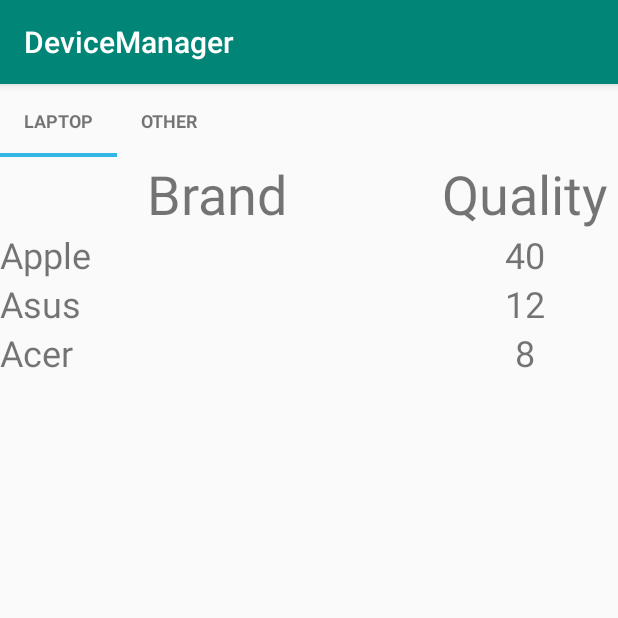
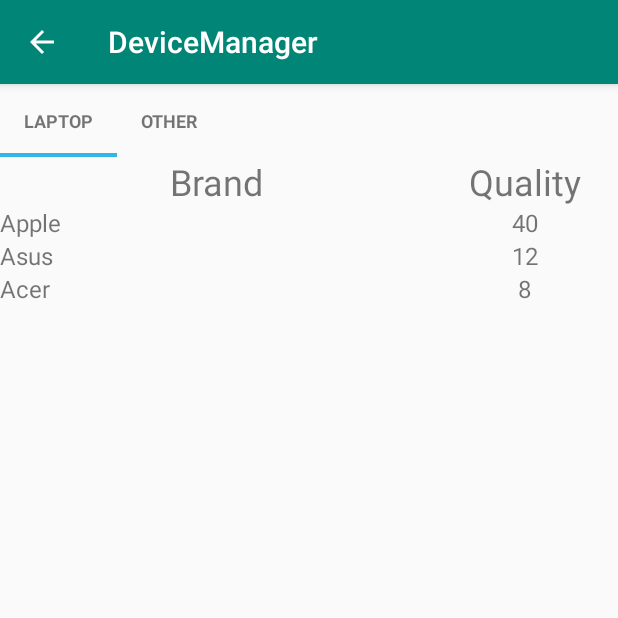
Before and after one commit to prathanbomb/DeviceManager, an Android app: the SummaryActivity screen opened directly, with no data from a screen before it, on a phone screen of 412 x 824 dp, the top half of it. Run offline under Robolectric (Android 15) with nearby library versions, the phone set to English and light mode, and no system bars.

Commit message:
Fix UI summary and add back button

```diff
--- a/app/src/main/AndroidManifest.xml
+++ b/app/src/main/AndroidManifest.xml
@@ -11,7 +11,8 @@
         android:theme="@style/AppTheme"
         android:name=".MainApplication">
         <activity android:name=".activity.SummaryActivity"></activity>
-        <activity android:name=".activity.MainActivity">
+        <activity android:name=".activity.MainActivity"
+            android:theme="@style/AppTheme.noActionbar">
             <intent-filter>
                 <action android:name="android.intent.action.MAIN" />
 
--- a/app/src/main/java/com/example/devicemanager/activity/SummaryActivity.java
+++ b/app/src/main/java/com/example/devicemanager/activity/SummaryActivity.java
@@ -1,8 +1,10 @@
 package com.example.devicemanager.activity;
 
+import androidx.annotation.NonNull;
 import androidx.appcompat.app.AppCompatActivity;
 
 import android.os.Bundle;
+import android.view.MenuItem;
 
 import com.example.devicemanager.R;
 import com.example.devicemanager.fragment.SummaryFragment;
@@ -23,6 +25,17 @@ public class SummaryActivity extends AppCompatActivity {
     }
 
     private void initInstance() {
+        getSupportActionBar().setHomeButtonEnabled(true);
+        getSupportActionBar().setDisplayHomeAsUpEnabled(true);
+    }
+
+    @Override
+    public boolean onOptionsItemSelected(@NonNull MenuItem item) {
+        if (item.getItemId() == android.R.id.home) {
+            finish();
+            return true;
+        }
+        return super.onOptionsItemSelected(item);
     }
 
 }
--- a/app/src/main/res/layout/fragment_summary_notebook.xml
+++ b/app/src/main/res/layout/fragment_summary_notebook.xml
@@ -15,7 +15,7 @@
             android:layout_width="0dp"
             android:layout_height="match_parent"
             android:layout_weight="7"
-            android:textSize="36dp" />
+            android:textSize="24sp" />
 
         <TextView
             android:gravity="center"
@@ -23,7 +23,7 @@
             android:layout_width="0dp"
             android:layout_height="match_parent"
             android:layout_weight="3"
-            android:textSize="36dp" />
+            android:textSize="24sp" />
     </LinearLayout>
 
     <androidx.recyclerview.widget.RecyclerView
--- a/app/src/main/res/layout/fragment_summary_other.xml
+++ b/app/src/main/res/layout/fragment_summary_other.xml
@@ -13,7 +13,7 @@
             android:layout_width="0dp"
             android:layout_height="match_parent"
             android:layout_weight="7"
-            android:textSize="36dp" />
+            android:textSize="24sp" />
 
         <TextView
             android:gravity="center"
@@ -21,7 +21,7 @@
             android:layout_width="0dp"
             android:layout_height="match_parent"
             android:layout_weight="3"
-            android:textSize="36dp" />
+            android:textSize="24sp" />
     </LinearLayout>
 
     <androidx.recyclerview.widget.RecyclerView
--- a/app/src/main/res/layout/list_notebook_item.xml
+++ b/app/src/main/res/layout/list_notebook_item.xml
@@ -10,7 +10,7 @@
         android:layout_height="wrap_content"
         android:layout_weight="7"
         android:text="aaaaaaa"
-        android:textSize="24dp" />
+        android:textSize="16sp" />
 
     <TextView
         android:gravity="center"
@@ -19,6 +19,6 @@
         android:layout_height="wrap_content"
         android:layout_weight="3"
         android:text="num"
-        android:textSize="24dp" />
+        android:textSize="16sp" />
 
 </LinearLayout>
--- a/app/src/main/res/layout/list_other_item.xml
+++ b/app/src/main/res/layout/list_other_item.xml
@@ -9,7 +9,7 @@
         android:layout_width="0dp"
         android:layout_height="wrap_content"
         android:layout_weight="7"
-        android:textSize="24dp" />
+        android:textSize="16sp" />
 
     <TextView
         android:gravity="center"
@@ -17,6 +17,6 @@
         android:layout_width="0dp"
         android:layout_height="wrap_content"
         android:layout_weight="3"
-        android:textSize="24dp" />
+        android:textSize="16sp" />
 
 </LinearLayout>
--- a/app/src/main/res/values/styles.xml
+++ b/app/src/main/res/values/styles.xml
@@ -2,6 +2,12 @@
 
     <!-- Base application theme. -->
     <style name="AppTheme" parent="Theme.AppCompat.Light.DarkActionBar">
+        <!-- Customize your theme here. -->
+        <item name="colorPrimary">@color/colorPrimary</item>
+        <item name="colorPrimaryDark">@color/colorPrimaryDark</item>
+        <item name="colorAccent">@color/colorAccent</item>
+    </style>
+<style name="AppTheme.noActionbar" parent="Theme.AppCompat.Light.NoActionBar">
         <!-- Customize your theme here. -->
         <item name="colorPrimary">@color/colorPrimary</item>
         <item name="colorPrimaryDark">@color/colorPrimaryDark</item>
```
Also changed, not shown: app/src/main/res/layout/activity_main.xml (+5 -3 lines).
